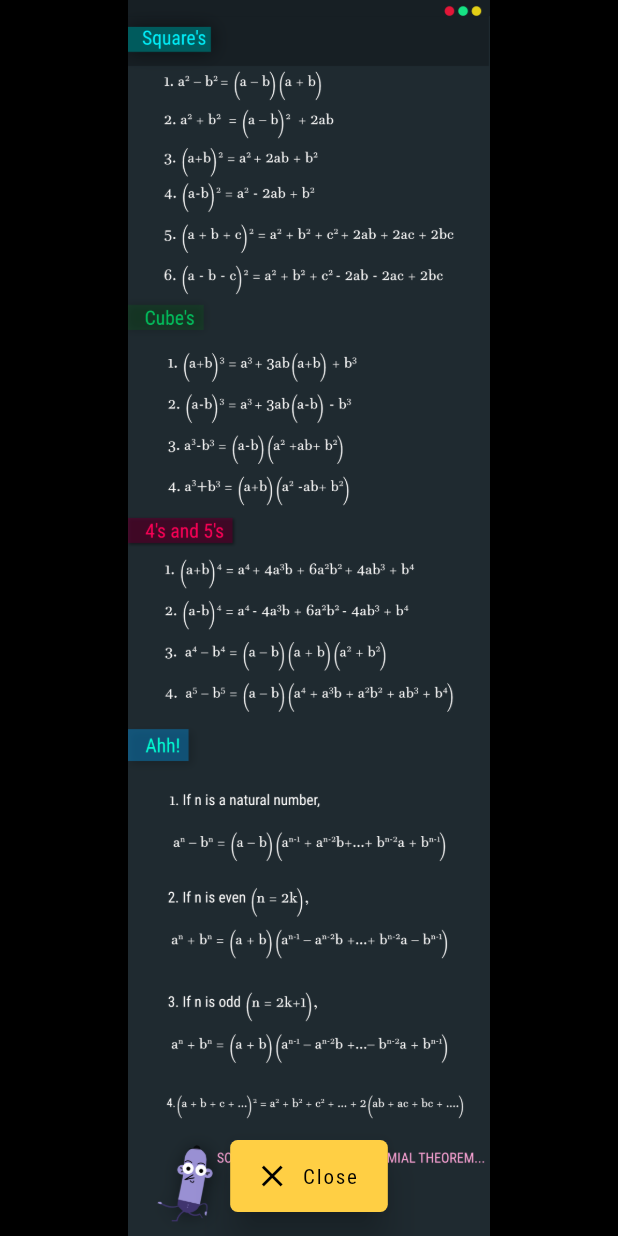
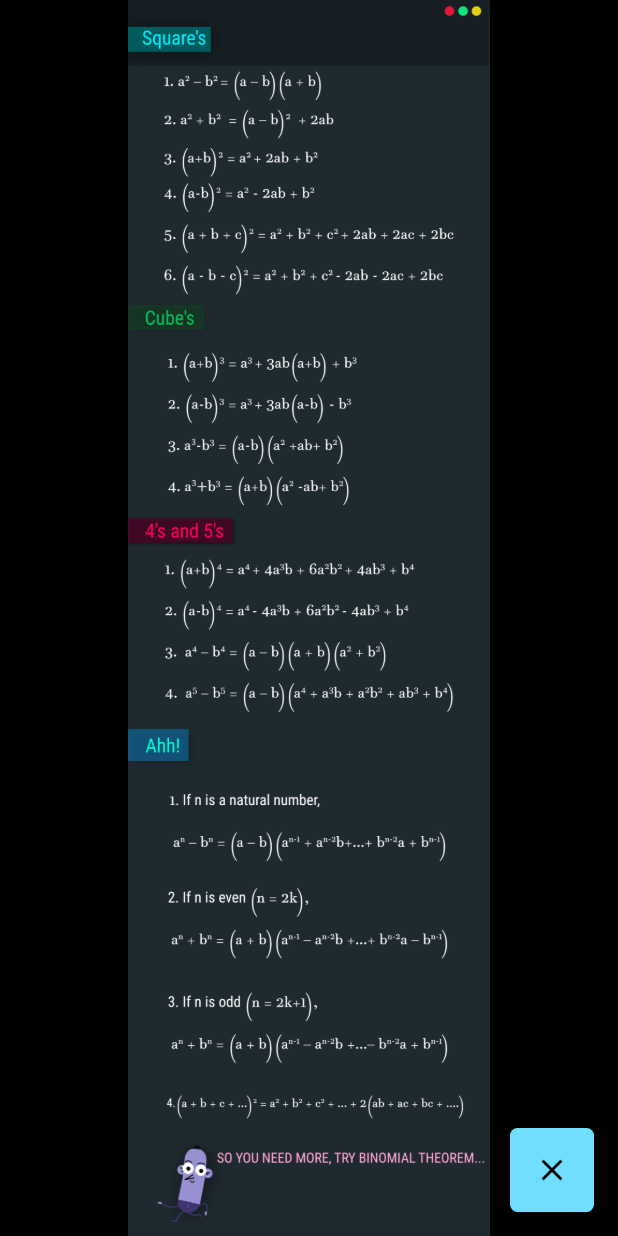
Before and after one commit to jayantakumar/Gauss, a Flutter app: the screen it shows after launch, after a tap on "ALGEBRA", on a phone screen of 412 x 824 dp. Run offline on Flutter 3.47's test engine with Material 2 defaults, Android fonts, the phone set to English and light mode, and no system bars; drawn by our look-alikes of photo_view; our stand-ins replace flutter_svg.

Commit message:
new floating action button

```diff
--- a/lib/info.dart
+++ b/lib/info.dart
@@ -7,13 +7,26 @@ class Info extends StatefulWidget {
 
   @override
   InfoState createState() {
-    return new InfoState();
+    return new InfoState(_title);
   }
 }
 
 class InfoState extends State<Info> {
-  final List<String> img = ["svg/imp.png", "svg/imp.png", "svg/imp.png"];
-
+  String _title;
+  InfoState(this._title);
+  final Map<String, int> img = {
+    "ALGEBRA": 0,
+    "AREA AND VOLUME": 1,
+    "TRIGNOMETRY": 2,
+    "LIMITS": 3,
+    "DERIVATIVES": 4,
+    "INTEGRALS": 5,
+    "PROBABLITY": 6,
+    "STATISTICS": 7,
+    "TRANSFORMATIONS": 8,
+    "SERIES EXPANSIONS": 9
+  };
+  final List<String> path = ["svg/imp.png", "svg/aandv.png", "", ""];
   double a = 0.3;
 
   void change() {
@@ -25,20 +38,16 @@ class InfoState extends State<Info> {
   @override
   Widget build(BuildContext context) {
     return new Scaffold(
-        floatingActionButtonLocation: FloatingActionButtonLocation.centerFloat,
-        floatingActionButton: FloatingActionButton.extended(
+        //floatingActionButtonLocation: FloatingActionButtonLocation.centerFloat,
+        floatingActionButton: FloatingActionButton(
           onPressed: () {
             Navigator.pushNamed(context, "/");
           },
-          backgroundColor: Color(0xFFFFFCF44),
+          backgroundColor: Color(0xFF72DEFF),
           elevation: 10.0,
-          icon: Icon(
+          child: Icon(
             Icons.close,
             color: Colors.black,
-          ),
-          label: Text(
-            "Close",
-            style: TextStyle(color: Colors.black),
           ),
           highlightElevation: 0.0,
           shape: RoundedRectangleBorder(
@@ -49,7 +58,7 @@ class InfoState extends State<Info> {
         body: Container(
             child: PhotoView(
           imageProvider: AssetImage(
-            "svg/imp.png",
+            path[img[_title]],
           ),
           backgroundColor: Theme.of(context).primaryColor,
           minScale: a,
--- a/lib/main.dart
+++ b/lib/main.dart
@@ -6,6 +6,7 @@ import 'info.dart';
 import 'package:flutter/services.dart';
 
 void main() {
+  SystemChrome.setPreferredOrientations([DeviceOrientation.portraitUp]);
   SystemChrome.setEnabledSystemUIOverlays([]);
   runApp(new MyApp());
 }
--- a/pubspec.yaml
+++ b/pubspec.yaml
@@ -46,7 +46,7 @@ flutter:
     - assets/Gaussleading.png
     - assets/Gausshomepage.png
     - assets/myg.svg
-    - svg/pdf.pdf
+    - svg/aandv.png
 
   # An image asset can refer to one or more resolution-specific "variants", see
   # https://flutter.io/assets-and-images/#resolution-aware.
```
